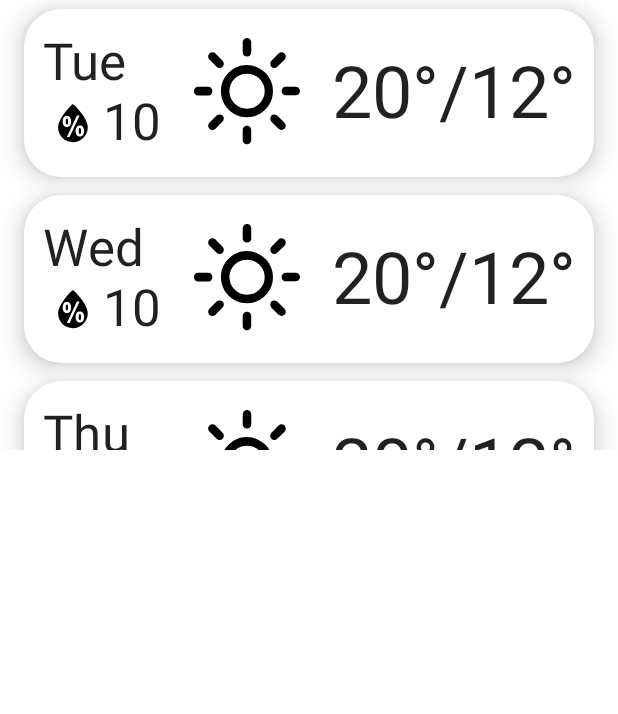
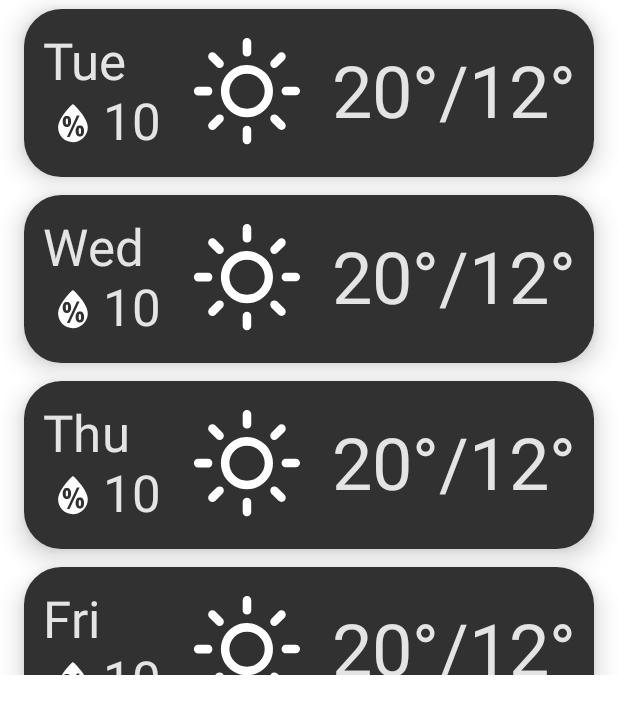
Before and after one commit to ebarnabas644/WeatherApp, an Android app built with Jetpack Compose: the @Preview function WeekForecastColumnPreview, on a phone screen of 412 x 824 dp. Shown: the top 714 px of the screen. Run offline under Robolectric (Android 15) with nearby library versions, the phone set to English and light mode, and no system bars; our stand-ins replace livedata-compose.

Commit message:
Dark mode colors fixed

```diff
--- a/app/src/main/java/com/example/weatherapp/ui/main/WeatherViewModel.kt
+++ b/app/src/main/java/com/example/weatherapp/ui/main/WeatherViewModel.kt
@@ -25,7 +25,7 @@ class WeatherViewModel : ViewModel() {
 
     init {
         Log.i("vm", "Creating vm")
-        setSelectedAddress("Budapest")
+        setSelectedAddress("Bremen")
         getWeatherData()
     }
 
--- a/app/src/main/java/com/example/weatherapp/ui/main/layouts/WeatherUI.kt
+++ b/app/src/main/java/com/example/weatherapp/ui/main/layouts/WeatherUI.kt
@@ -126,10 +126,14 @@ fun DayForecastCard(
     val formatter = DateTimeFormatter.ofLocalizedDateTime(FormatStyle.LONG).withLocale(Locale.getDefault());
     val dateTime = Instant.ofEpochSecond(dateEpoch.toLong()).atZone(ZoneId.systemDefault())
     val hour = dateTime.format(DateTimeFormatter.ofPattern("h a").withLocale(Locale.ENGLISH))
+    val current = Calendar.getInstance()
+    val currentHour = current.get(Calendar.HOUR)
+    if (dateTime.hour > currentHour) {
         Card(
             elevation = 10.dp,
             modifier = modifier.padding(5.dp),
-        contentColor = MaterialTheme.colors.onSurface){
+            contentColor = MaterialTheme.colors.onSurface
+        ) {
             Column(
                 horizontalAlignment = Alignment.CenterHorizontally,
                 modifier = Modifier.padding(6.dp)
@@ -137,20 +141,27 @@ fun DayForecastCard(
             ) {
                 Text(
                     text = hour,
-                style = MaterialTheme.typography.h5)
+                    style = MaterialTheme.typography.h5
+                )
                 /*Text(
                 text = monthAndDay,
                 style = MaterialTheme.typography.h5)*/
                 Image(
                     painter = painterResource(iconId),
                     contentDescription = null,
-                modifier = Modifier.size(80.dp))
+                    modifier = Modifier.size(80.dp),
+                    colorFilter = ColorFilter.tint(color = MaterialTheme.colors.onSurface)
+                )
                 Text(
-                text = LocalContext.current.resources.getString(R.string.temperature, temperature.toInt()),
+                    text = LocalContext.current.resources.getString(
+                        R.string.temperature,
+                        temperature.toInt()
+                    ),
                     style = MaterialTheme.typography.h5,
                     modifier = Modifier
                         .paddingFromBaseline(10.dp)
                 )
+            }
         }
     }
 }
@@ -167,7 +178,6 @@ fun WeekForecastCard(
     val formatter = DateTimeFormatter.ofLocalizedDateTime(FormatStyle.LONG).withLocale(Locale.getDefault());
     val dateTime = Instant.ofEpochSecond(dateEpoch.toLong()).atZone(ZoneId.systemDefault())
     val day = dateTime.format(DateTimeFormatter.ofPattern("EE").withLocale(Locale.ENGLISH))
-
     Card(
         elevation = 10.dp,
         modifier =  modifier.fillMaxWidth().padding(6.dp),
@@ -188,7 +198,8 @@ fun WeekForecastCard(
                     Image(
                         painter = painterResource(R.drawable.ic_wi_humidity),
                         contentDescription = null,
-                        modifier = Modifier.size(40.dp))
+                        modifier = Modifier.size(40.dp),
+                        colorFilter = ColorFilter.tint(color = MaterialTheme.colors.onSurface))
                     Text(
                         text = humidity.toInt().toString(),
                         style = MaterialTheme.typography.h4
@@ -198,7 +209,8 @@ fun WeekForecastCard(
             Image(
                 painter = painterResource(iconId),
                 contentDescription = null,
-                modifier = Modifier.size(100.dp))
+                modifier = Modifier.size(100.dp),
+                colorFilter = ColorFilter.tint(color = MaterialTheme.colors.onSurface))
             Text(
                 text = LocalContext.current.resources.getString(R.string.min_max_temperature_display, maxTemp.toInt(), minTemp.toInt()),
                 style = MaterialTheme.typography.h3
@@ -234,7 +246,7 @@ fun WeekForecastColumn(
     LazyColumn(
         modifier = modifier
             .padding(horizontal = 10.dp)
-            .height(300.dp)
+            .height(450.dp)
     ){
         items(items = dataSource){
                 item -> WeekForecastCard(
@@ -315,7 +327,7 @@ fun DayForecastRowPreview(){
 @Preview
 @Composable
 fun WeekForecastColumnPreview(){
-    WeatherAppTheme {
+    WeatherAppTheme(darkTheme = true) {
         WeekForecastColumn(
             dataSource = weekForecastTestDatasource
         )
--- a/app/src/main/java/com/example/weatherapp/ui/theme/Color.kt
+++ b/app/src/main/java/com/example/weatherapp/ui/theme/Color.kt
@@ -8,4 +8,6 @@ val Purple700 = Color(0xFF3700B3)
 val Teal200 = Color(0xFF03DAC5)
 val Blue700 = Color(0xFF386dd6)
 val Blue500 = Color(0xFF38a1d6)
+val DarkBlue700 = Color(0xFF151340)
+val DarkBlue900 = Color(0xFF09081c)
 val White = Color.White
--- a/app/src/main/java/com/example/weatherapp/ui/theme/Theme.kt
+++ b/app/src/main/java/com/example/weatherapp/ui/theme/Theme.kt
@@ -8,8 +8,8 @@ import androidx.compose.runtime.Composable
 import androidx.compose.ui.graphics.Color
 
 private val DarkColorPalette = darkColors(
-    primary = Purple200,
-    primaryVariant = Purple700,
+    primary = DarkBlue700,
+    primaryVariant = DarkBlue900,
     secondary = Teal200
 )
 
```
Lines whose indentation alone changed are shown as unchanged.
